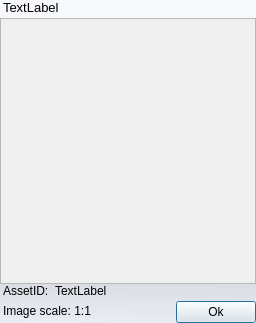
The window that bin/data/ui/texture_preview.ui (realXtend/tundra) describes before a commit, drawn with Qt 5.
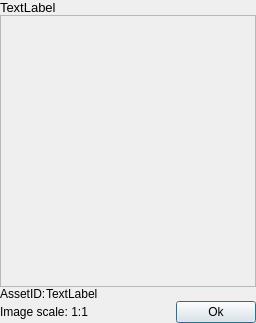
The same window after the commit.

```diff
--- a/bin/data/ui/texture_preview.ui
+++ b/bin/data/ui/texture_preview.ui
@@ -19,16 +19,6 @@
   <property name="windowTitle">
    <string>Dialog</string>
   </property>
-  <property name="styleSheet">
-   <string>QDialog#main{
-	background-color: qlineargradient(spread:pad, x1:0.006, y1:0, x2:0, y2:1, stop:0.142045 rgba(229, 234, 243, 50), stop:0.295455 rgba(209, 215, 221, 150), stop:0.65 rgba(179, 183, 196, 150), stop:1 rgba(222, 227, 236, 100));
-	padding: 5px;
-}
-
-QLabel {
-	padding-bottom: 3px;
-}</string>
-  </property>
   <layout class="QVBoxLayout" name="verticalLayout">
    <property name="spacing">
     <number>0</number>
```
Left out of the diff: 2 changed lines with no effect on the pictures.
